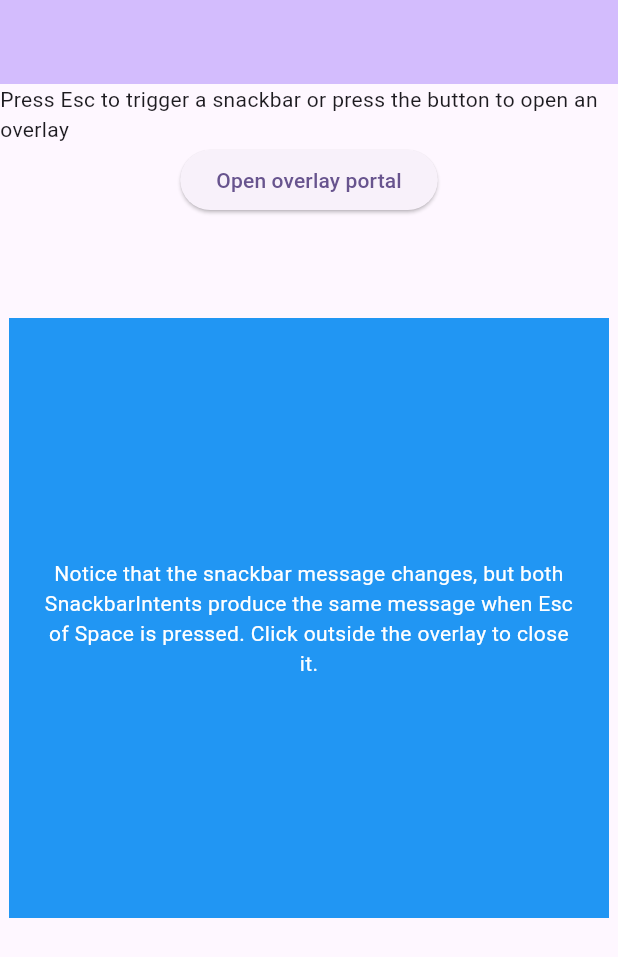
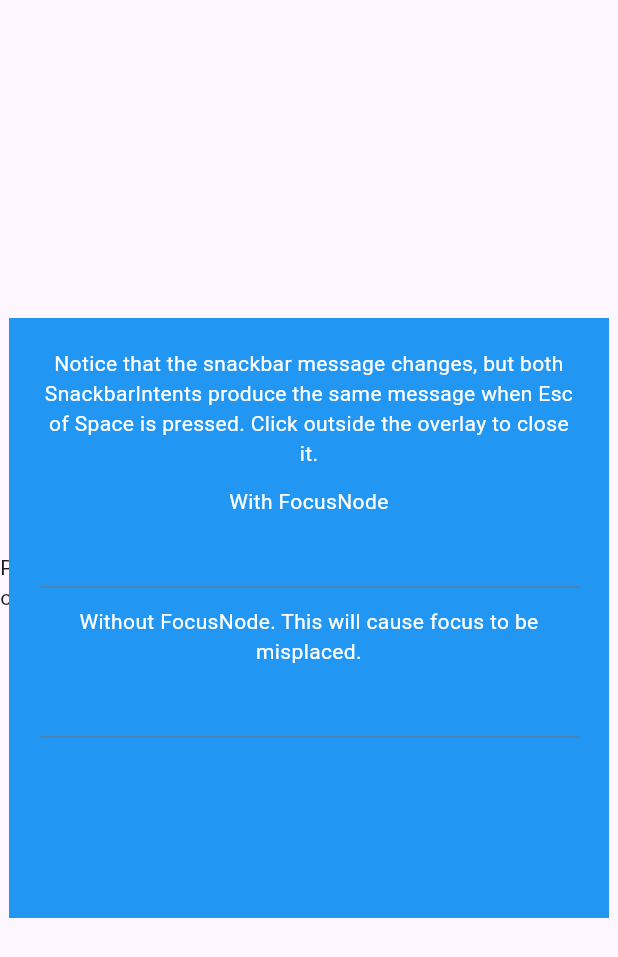
Before and after one commit to kassfir/hotkey_test, a Flutter app: the screen it shows after launch, after a tap on "Open overlay portal", on a phone screen of 412 x 824 dp. Shown: the top 957 px of the screen. Run offline on Flutter 3.47's test engine with Material 3 defaults, Android fonts, the phone set to English and light mode, and no system bars.

Commit message:
Changed the way focus is handled

```diff
--- a/lib/main.dart
+++ b/lib/main.dart
@@ -1,3 +1,5 @@
+import 'dart:developer';
+
 import 'package:flutter/material.dart';
 import 'package:flutter/services.dart';
 import 'package:hotkey_test/custom_controller.dart';
@@ -44,9 +46,6 @@ class _MyHomePageState extends State<MyHomePage> {
   @override
   Widget build(BuildContext context) {
     return Scaffold(
-      appBar: AppBar(
-        backgroundColor: Theme.of(context).colorScheme.inversePrimary,
-      ),
       body: Center(
           child: KeyboardShortcutTest(
         intent: const SnackbarIntent(),
@@ -54,24 +53,35 @@ class _MyHomePageState extends State<MyHomePage> {
         hotkey: LogicalKeyboardKey.escape,
         child: Focus(
           autofocus: true,
+          onFocusChange: (isFocused) {
+            final message = isFocused
+                ? "Parent widget gained focus."
+                : "Parent widget lost focus.";
+
+            print('----> $message');
+          },
           child: Column(
+            mainAxisSize: MainAxisSize.min,
             children: [
               const Text(
                   "Press Esc to trigger a snackbar or press the button to open an overlay"),
               OverlayPortal(
                 controller: controller,
                 overlayChildBuilder: (context) {
+                  final FocusNode focusNode = FocusNode();
+
                   return KeyboardShortcutTest(
                     intent: const OverlaySnackbarIntent(),
                     snackbarMessage: "Overlay widget",
                     hotkey: LogicalKeyboardKey.space,
                     child: Focus(
-                      autofocus: true,
                       focusNode: overlayFocusNode,
                       child: Center(
                         child: TapRegion(
                           consumeOutsideTaps: true,
                           onTapOutside: (event) {
+                            inspect(FocusScope.of(context));
+                            focusNode.dispose();
                             controller.hide();
                             setState(() {});
                           },
@@ -81,12 +91,43 @@ class _MyHomePageState extends State<MyHomePage> {
                             height: 400,
                             padding: const EdgeInsets.all(20),
                             alignment: Alignment.center,
-                            child: const Text(
-                              'Notice that the snackbar message changes, but both SnackbarIntents produce the same message when Esc of Space is pressed. Click outside the overlay to close it.',
-                              style: TextStyle(
-                                color: Colors.white,
-                              ),
-                              textAlign: TextAlign.center,
+                            child: Column(
+                              children: [
+                                const Text(
+                                  'Notice that the snackbar message changes, but both SnackbarIntents produce the same message when Esc of Space is pressed. Click outside the overlay to close it.',
+                                  style: TextStyle(color: Colors.white),
+                                  textAlign: TextAlign.center,
+                                ),
+                                const SizedBox(height: 12),
+                                const Text(
+                                  'With FocusNode',
+                                  style: TextStyle(color: Colors.white),
+                                  textAlign: TextAlign.center,
+                                ),
+                                TextField(
+                                  autofocus: false,
+                                  focusNode: focusNode,
+                                  onTapOutside: (event) {
+                                    focusNode.unfocus(
+                                        disposition: UnfocusDisposition
+                                            .previouslyFocusedChild);
+                                  },
+                                  onEditingComplete: () {
+                                    focusNode.unfocus(
+                                        disposition: UnfocusDisposition
+                                            .previouslyFocusedChild);
+                                  },
+                                ),
+                                const SizedBox(height: 12),
+                                const Text(
+                                  'Without FocusNode. This will cause focus to be misplaced.',
+                                  style: TextStyle(color: Colors.white),
+                                  textAlign: TextAlign.center,
+                                ),
+                                const TextField(
+                                  autofocus: false,
+                                ),
+                              ],
                             ),
                           ),
                         ),
```
